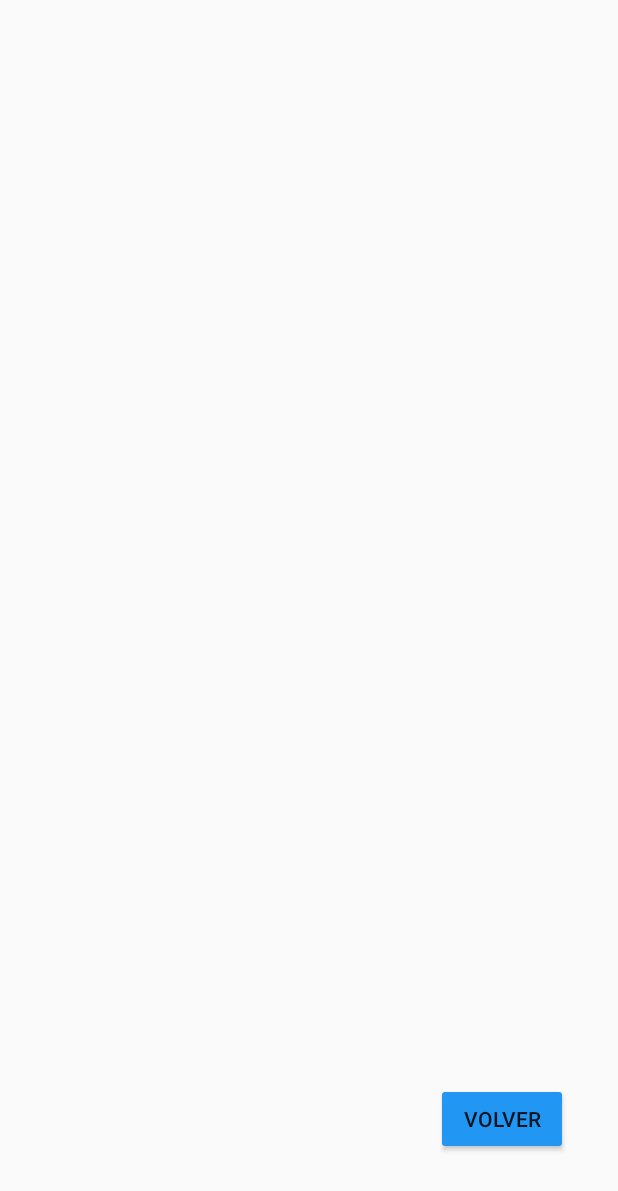
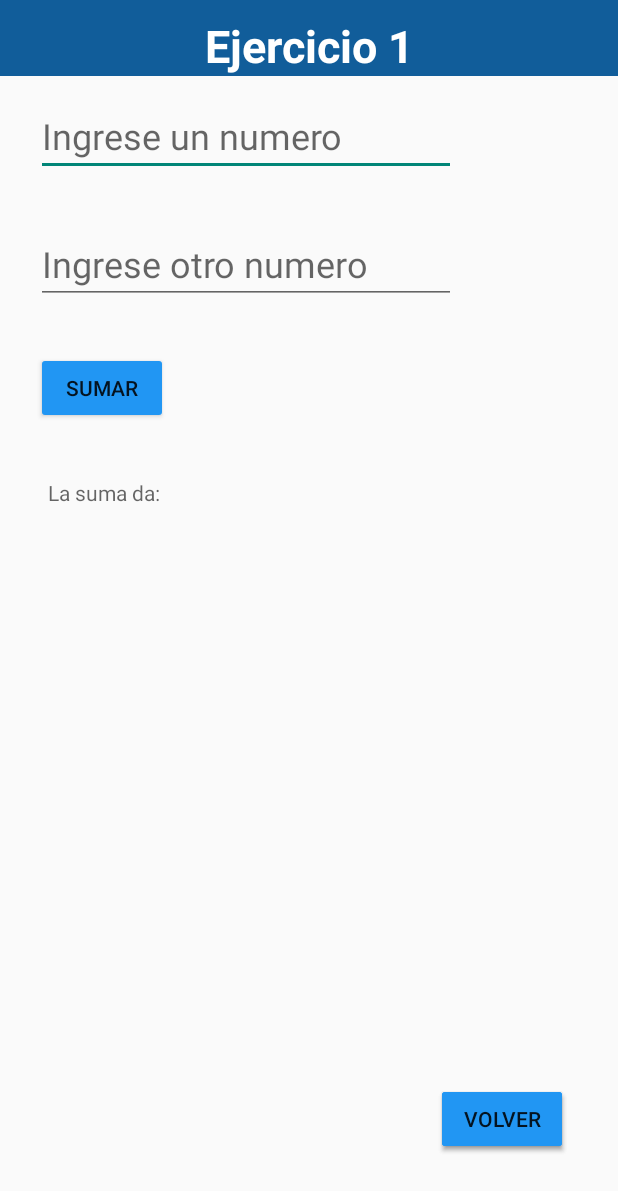
Before and after one commit to SRaiden/TP01-GRUPO9-ANDROID, an Android app: the Ejercicio01_Activity screen opened directly, with no data from a screen before it, on a phone screen of 412 x 824 dp. Shown: the top 1191 px of the screen. Run offline under Robolectric (Android 15) with nearby library versions, the phone set to English and light mode, and no system bars.

Commit message:
TP1 Finalizado
TP1 Finalizado

```diff
--- a/app/src/main/java/com/example/tp01_grupo9_android/Ejercicio01_Activity.java
+++ b/app/src/main/java/com/example/tp01_grupo9_android/Ejercicio01_Activity.java
@@ -11,12 +11,47 @@ import android.widget.Toast;
 
 public class Ejercicio01_Activity extends AppCompatActivity {
 
-
+    private EditText tvNumber1;
+    private EditText tvNumber2;
+    private TextView tvResultado;
 
     @Override
     protected void onCreate(Bundle savedInstanceState) {
         super.onCreate(savedInstanceState);
         setContentView(R.layout.activity_ejercicio01);
+
+        // me conecto con la vista xml y obtengo cada id.. cada elemento de la vista la relacionaremos
+        // a cada edit Text y button
+        tvNumber1 = findViewById(R.id.tvNumber1);
+        tvNumber2 = findViewById(R.id.tvNumber2);
+        tvResultado = findViewById(R.id.tvResultado);
+    }
+
+    // Este metodo realiza la suma
+    public void Suma(View miVista){
+
+        String valor1 = tvNumber1.getText().toString();
+        String valor2 = tvNumber2.getText().toString();
+
+        // Crear validaciones
+        if(valor1.isEmpty()){
+            Toast.makeText(this, "Debe de ingresar un valor en la primer casilla", Toast.LENGTH_LONG).show();
+            return;
+        }
+        if(valor2.isEmpty()){
+            Toast.makeText(this, "Debe de ingresar un valor en la segunda casilla", Toast.LENGTH_LONG).show();
+            return;
+        }
+
+        //-----------------------------------------------------//
+
+        int num1 =  Integer.parseInt(valor1);
+        int num2 =  Integer.parseInt(valor2);
+
+        int suma = num1 + num2;
+        String result = String.valueOf(suma); // Convertir a string
+
+        tvResultado.setText("El resultado es:" + result);
     }
 
 
--- a/app/src/main/java/com/example/tp01_grupo9_android/Ejercicio02_Activity.java
+++ b/app/src/main/java/com/example/tp01_grupo9_android/Ejercicio02_Activity.java
@@ -64,8 +64,16 @@ public class Ejercicio02_Activity extends AppCompatActivity {
 
                 String numeroActual = numeros[finalI].getText().toString();
 
+                float cero = 0;
                 String valorInicial = tvResultado.getText().toString();
-                float cero = Float.parseFloat(valorInicial);
+                if(valorInicial != ""){
+                    if(valorInicial.contains("0.")){
+                        valorInicial = valorInicial + numeroActual;
+                        cero = Float.parseFloat(valorInicial);
+                    }else{
+                        cero = Float.parseFloat(valorInicial);
+                    }
+                }
 
                 if(calculo){
                     tvResultado.setText("");
@@ -211,6 +219,10 @@ public class Ejercicio02_Activity extends AppCompatActivity {
                 textoActual = textoActual.substring(0, textoActual.length() - 1);
                 tvResultado.setText(textoActual);
             }
+
+            if(textoActual == ""){
+                tvResultado.setText("0");
+            }
         });
 
         // ON
--- a/app/src/main/res/layout/activity_ejercicio01.xml
+++ b/app/src/main/res/layout/activity_ejercicio01.xml
@@ -5,6 +5,83 @@
     android:layout_width="match_parent"
     android:layout_height="match_parent"
     tools:context=".Ejercicio01_Activity">
+
+
+    <Button
+        android:id="@+id/volver"
+        android:layout_width="wrap_content"
+        android:layout_height="wrap_content"
+        android:layout_marginEnd="33dp"
+        android:layout_marginBottom="54dp"
+        android:backgroundTint="#2196F3"
+        android:onClick="Volver"
+        android:text="@string/volver"
+        app:layout_constraintBottom_toBottomOf="parent"
+        app:layout_constraintEnd_toEndOf="parent" />
+
+    <TextView
+        android:id="@+id/textView4"
+        android:layout_width="match_parent"
+        android:layout_height="wrap_content"
+        android:background="#115D9A"
+        android:gravity="center"
+        android:paddingTop="10dp"
+        android:text="@string/tituloEjercicio1"
+        android:textAlignment="center"
+        android:textColor="@color/white"
+        android:textSize="30sp"
+        android:textStyle="bold"
+        app:layout_constraintEnd_toEndOf="parent"
+        app:layout_constraintStart_toStartOf="parent"
+        app:layout_constraintTop_toTopOf="parent" />
+
+    <EditText
+        android:id="@+id/tvNumber1"
+        android:layout_width="wrap_content"
+        android:layout_height="wrap_content"
+        android:layout_marginStart="24dp"
+        android:layout_marginTop="64dp"
+        android:ems="10"
+        android:hint="@string/tvNumber1"
+        android:inputType="number"
+        android:textSize="24sp"
+        app:layout_constraintStart_toStartOf="parent"
+        app:layout_constraintTop_toTopOf="parent" />
+
+    <TextView
+        android:id="@+id/tvResultado"
+        android:layout_width="wrap_content"
+        android:layout_height="wrap_content"
+        android:layout_marginStart="32dp"
+        android:layout_marginTop="36dp"
+        android:hint="@string/resultadoSuma"
+        app:layout_constraintStart_toStartOf="parent"
+        app:layout_constraintTop_toBottomOf="@+id/btnSumar" />
+
+    <Button
+        android:id="@+id/btnSumar"
+        android:layout_width="wrap_content"
+        android:layout_height="wrap_content"
+        android:layout_marginStart="24dp"
+        android:layout_marginTop="32dp"
+        android:backgroundTint="#2196F3"
+        android:onClick="Suma"
+        android:text="@string/btnSumar"
+        app:layout_constraintStart_toStartOf="parent"
+        app:layout_constraintTop_toBottomOf="@+id/tvNumber2" />
+
+    <EditText
+        android:id="@+id/tvNumber2"
+        android:layout_width="wrap_content"
+        android:layout_height="wrap_content"
+        android:layout_marginStart="24dp"
+        android:layout_marginTop="32dp"
+        android:ems="10"
+        android:hint="@string/tvNumber2"
+        android:inputType="number"
+        android:textSize="24sp"
+        app:layout_constraintStart_toStartOf="parent"
+        app:layout_constraintTop_toBottomOf="@+id/tvNumber1" />
 
 
     <Button
```
